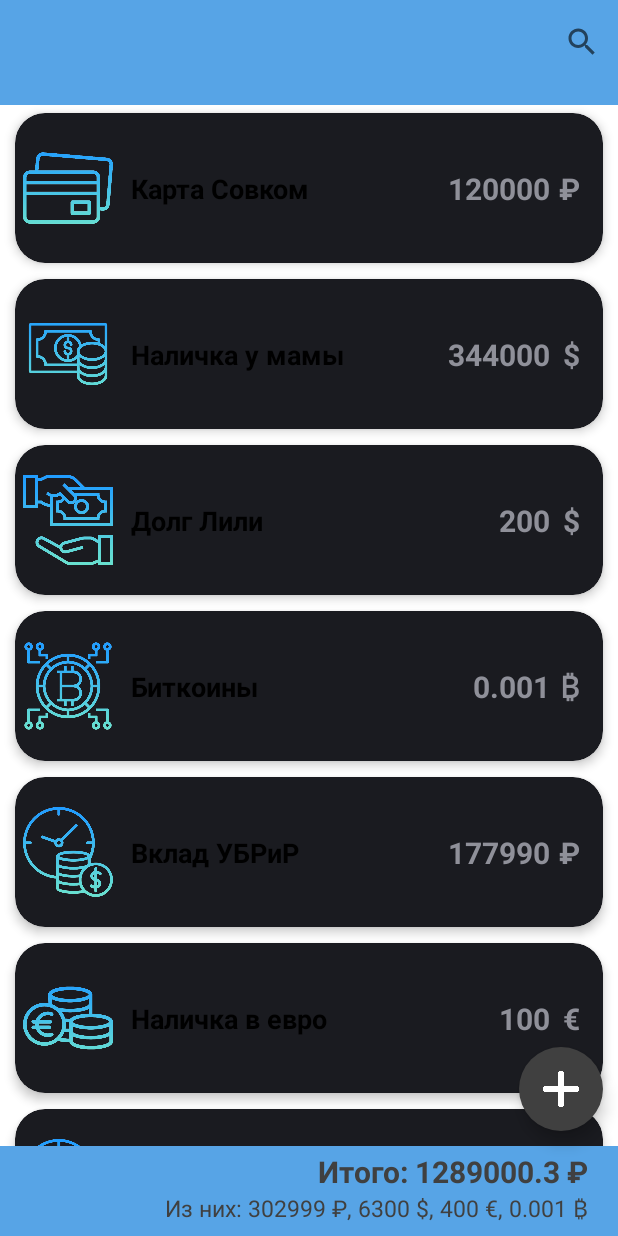
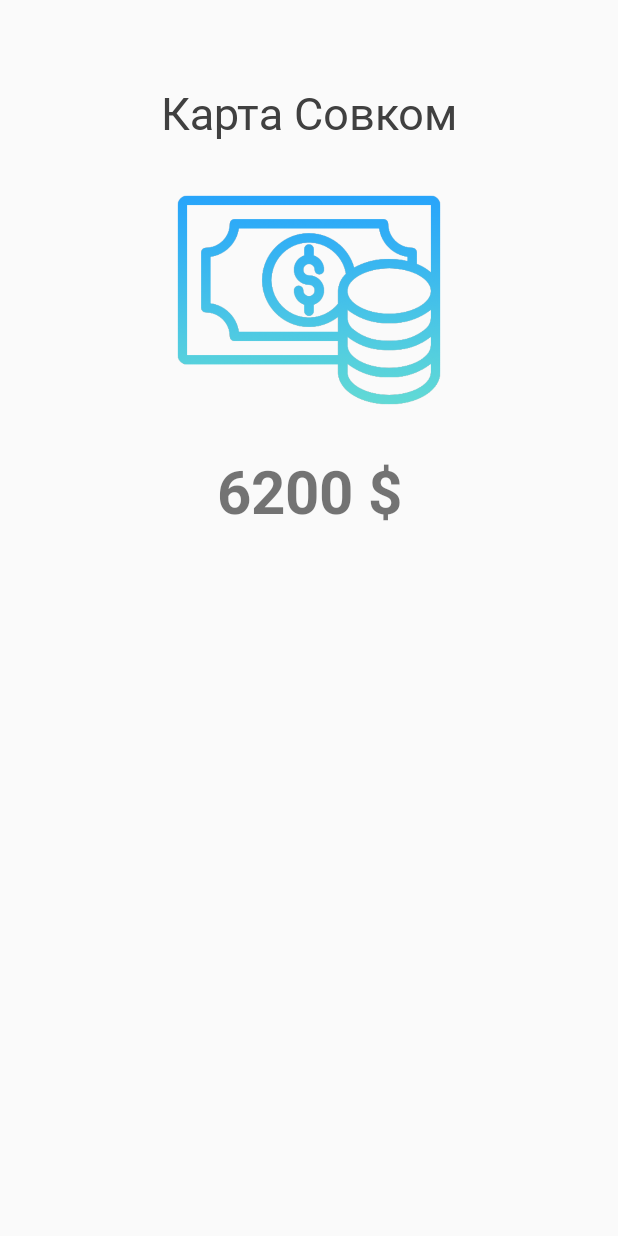
Before and after one commit to lilyrubich/financial-accounting-system-front, an Android app: the ListOfNodesActivity screen opened directly, with no data from a screen before it, after a tap on "Карта Совком", on a phone screen of 412 x 824 dp. Run offline under Robolectric (Android 15) with nearby library versions, the phone set to English and light mode, and no system bars; Roboto replaces fonts that are not available here.

Commit message:
Adding moving from list of nodes to node details

```diff
--- a/app/src/main/java/com/example/finaccsystem/ListOfNodesActivity.java
+++ b/app/src/main/java/com/example/finaccsystem/ListOfNodesActivity.java
@@ -7,16 +7,18 @@
 import androidx.recyclerview.widget.LinearLayoutManager;
 import androidx.recyclerview.widget.RecyclerView;
 
+import android.content.Intent;
 import android.os.Bundle;
 import android.view.Menu;
 import android.view.MenuItem;
+import android.widget.Toast;
 
 import java.util.ArrayList;
 import java.util.List;
 
 import com.google.android.material.floatingactionbutton.FloatingActionButton;
 
-public class ListOfNodesActivity extends AppCompatActivity {
+public class ListOfNodesActivity extends AppCompatActivity implements NodeAdapter.NodeClickListener {
 
     RecyclerView rvNodes;
     NodeAdapter nodeAdapter;
@@ -32,7 +34,7 @@
         recyclerView.setAdapter(nodeAdapter);
         FloatingActionButton fab = (FloatingActionButton) findViewById(R.id.fab);
         initData();
-    };
+    }
 
 
     private void showData() {
@@ -53,8 +55,8 @@
         //Toast.makeText(ListOfNodesActivity.this, "user ", Toast.LENGTH_SHORT).show();
 
         rvNodes.setLayoutManager(new LinearLayoutManager(this));
-        nodeAdapter = new NodeAdapter( getApplicationContext(),
-                nodes);
+        nodeAdapter = new NodeAdapter(this, nodes, this::selectedNode);
+        //nodeAdapter = new NodeAdapter( getApplicationContext(), nodes);
         rvNodes.setAdapter(nodeAdapter);
         showData();
     }
@@ -100,7 +102,12 @@
 
     @Override
     public boolean onOptionsItemSelected(@NonNull MenuItem item) {
-
         return super.onOptionsItemSelected(item);
     }
+
+    @Override
+    public void selectedNode(Node node) {
+        Intent intent = new Intent(this, NodeDetailsActivity.class).putExtra("data", node);
+        startActivity(intent);
+    }
 }
--- a/app/src/main/java/com/example/finaccsystem/MainActivity.java
+++ b/app/src/main/java/com/example/finaccsystem/MainActivity.java
@@ -13,14 +13,12 @@
     protected void onCreate(Bundle savedInstanceState) {
         super.onCreate(savedInstanceState);
         setContentView(R.layout.activity_main);
-
     }
 
-    public void startListOfNodesActivity(View view){
-        Intent intent = new Intent(MainActivity.this, ListOfNodesActivity.class);
+    public void startListOfNodesActivity(View view) {
+        Intent intent = new Intent(this, ListOfNodesActivity.class);
         startActivity(intent);
     }
 
 
-
 }
--- a/app/src/main/java/com/example/finaccsystem/Node.java
+++ b/app/src/main/java/com/example/finaccsystem/Node.java
@@ -1,18 +1,20 @@
 package com.example.finaccsystem;
 
-public class Node {
+import java.io.Serializable;
+
+public class Node implements Serializable {
 
     private String name; // название
     private String amount;  // баланс
     private String currency; //валюта
     private int iconResource; // ресурс флага
 
-    public Node(String name, String amount, String currency, int icon){
+    public Node(String name, String amount, String currency, int icon) {
 
-        this.name=name;
-        this.amount=amount;
-        this.currency=currency;
-        this.iconResource=icon;
+        this.name = name;
+        this.amount = amount;
+        this.currency = currency;
+        this.iconResource = icon;
     }
 
     public String getName() {
@@ -31,13 +33,14 @@
         this.amount = amount;
     }
 
-    public String getCurrency(){
-         return this.currency;
+    public String getCurrency() {
+        return this.currency;
     }
 
-    public void setCurrency(String currency){
-        this.currency=currency;
+    public void setCurrency(String currency) {
+        this.currency = currency;
     }
+
     public int getIconResource() {
         return this.iconResource;
     }
--- a/app/src/main/java/com/example/finaccsystem/NodeAdapter.java
+++ b/app/src/main/java/com/example/finaccsystem/NodeAdapter.java
@@ -27,19 +27,15 @@
     private static List<Node> nodes;
     private List<Node> nodesFiltered;
     private Context context;
+    private NodeClickListener nodeClickListener;
 
-    NodeAdapter(Context context, List<Node> nodes) {
+
+    public NodeAdapter(Context context, List<Node> nodes, NodeClickListener nodeClickListener) {
+        this.context = context;
         this.nodes = nodes;
+        this.nodeClickListener = nodeClickListener;
         this.inflater = LayoutInflater.from(context);
     }
-
-/*
-    public NodeAdapter(Context context, List<Node> nodes){
-        this.context=context;
-        this.nodes=nodes;
-    }
-
-     */
 
 
     @Override
@@ -56,6 +52,13 @@
         holder.nameView.setText(node.getName());
         holder.amountView.setText(node.getAmount());
         holder.currencyView.setText(node.getCurrency());
+
+        holder.itemView.setOnClickListener(new View.OnClickListener() {
+            @Override
+            public void onClick(View v) {
+                nodeClickListener.selectedNode(node);
+            }
+        });
     }
 
     @Override
@@ -96,10 +99,10 @@
         return filter;
     }
 
+
     public static class ViewHolder extends RecyclerView.ViewHolder {
         final ImageView iconView;
         final TextView nameView, amountView, currencyView;
-        //OnNodeClickListener onNodeClickListener;
 
         public ViewHolder(View view) {
             super(view);
@@ -107,29 +110,10 @@
             nameView = view.findViewById(R.id.name);
             amountView = view.findViewById(R.id.amount);
             currencyView = view.findViewById(R.id.currency);
-            /*
-
-
-            this.onNodeClickListener = onNodeClickListener;
-            view.setOnClickListener(new View.OnClickListener() {
-                @Override
-                public void onClick(View v) {
-                    Node node = nodes.get(getLayoutPosition());
-                    onNodeClickListener.onNodeClick(node);
-                }
-            });
-
-            */
         }
-
     }
 
-             /*
-//
-    public interface OnNodeClickListener {
-        void onNodeClick(Node node);
+    public interface NodeClickListener {
+        void selectedNode(Node node);
     }
-    //
-
-             */
 }
--- a/app/src/main/java/com/example/finaccsystem/NodeDetailsActivity.java
+++ b/app/src/main/java/com/example/finaccsystem/NodeDetailsActivity.java
@@ -12,20 +12,29 @@
 public class NodeDetailsActivity extends AppCompatActivity {
 
     TextView txt_node_name;
+    Node node;
+    Intent intent;
 
     @Override
     protected void onCreate(Bundle savedInstanceState) {
         super.onCreate(savedInstanceState);
         setContentView(R.layout.node_details);
+        txt_node_name = findViewById(R.id.txt_node_name);
+
+        intent = getIntent();
+        if (intent != null) {
+            node = (Node) intent.getSerializableExtra("data");
+            String nodeName = node.getName();
+            txt_node_name.setText(nodeName);
+        }
+    }
+
+    public void initData() {
+
 
     }
 
-    public void initData(){
-
-        txt_node_name=findViewById(R.id.txt_node_name);
-    }
-
-    private void getData(){
+    private void getData() {
         Intent intent = new Intent();
     }
 }
--- a/app/src/main/res/layout/activity_main.xml
+++ b/app/src/main/res/layout/activity_main.xml
@@ -51,7 +51,8 @@
             android:layout_width="match_parent"
             android:layout_height="100dp"
             android:fillViewport="false"
-            android:scrollbars="none">
+            android:scrollbars="none"
+            tools:ignore="MissingConstraints">
 
             <LinearLayout
                 android:layout_width="match_parent"
@@ -212,7 +213,6 @@
                         app:layout_constraintStart_toStartOf="parent" />
                 </androidx.constraintlayout.widget.ConstraintLayout>
             </LinearLayout>
-
         </HorizontalScrollView>
     </androidx.constraintlayout.widget.ConstraintLayout>
 
--- a/app/src/main/res/layout/each_item.xml
+++ b/app/src/main/res/layout/each_item.xml
@@ -11,9 +11,9 @@
 
     <androidx.constraintlayout.widget.ConstraintLayout
         android:layout_width="match_parent"
-        android:layout_height="wrap_content"
-        android:onClick="startListDescription"
-        tools:ignore="ExtraText">
+        android:layout_height="wrap_content">
+        <!--android:onClick="startListDescription"-->
+
 
         <ImageView
             android:id="@+id/icon"
--- a/app/src/main/res/layout/node_details.xml
+++ b/app/src/main/res/layout/node_details.xml
@@ -39,7 +39,7 @@
         android:textSize="40sp"
         android:textStyle="bold"/>
 
-    <androidx.constraintlayout.helper.widget.Flow
+    <!--androidx.constraintlayout.helper.widget.Flow
         android:layout_width="wrap_content"
-        android:layout_height="wrap_content" />
+        android:layout_height="wrap_content" /-->
 </androidx.constraintlayout.widget.ConstraintLayout>
```
